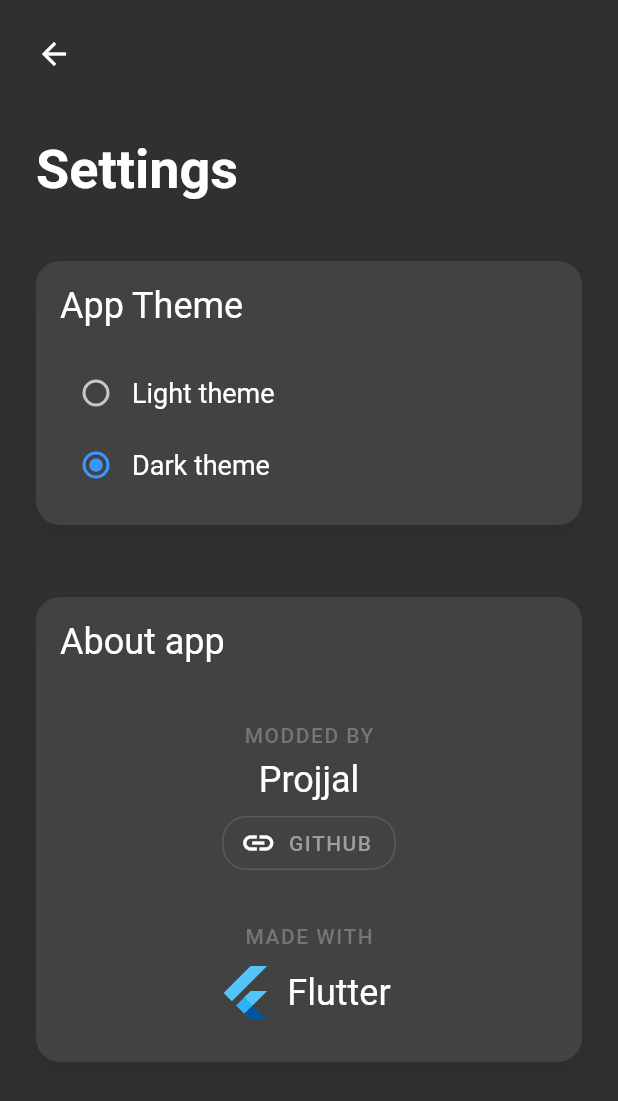
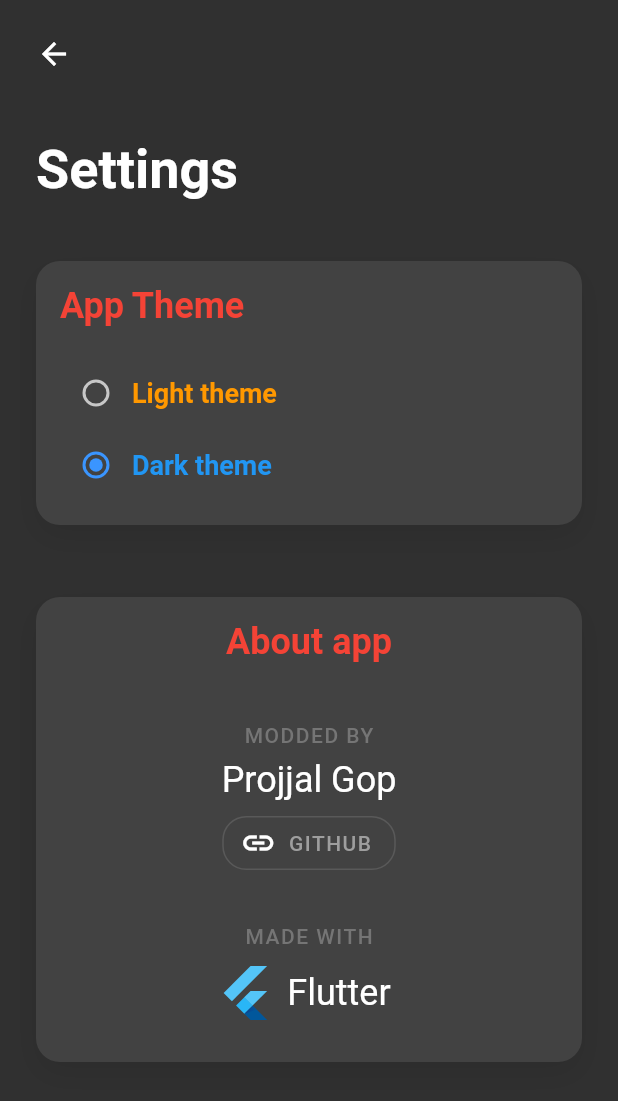
Before and after one commit to projjal1/Note-Taking-App-using-Flutter, a Flutter app: the screen it shows after launch, after a tap on the "settings" icon, on a phone screen of 412 x 824 dp. Shown: the top 1101 px of the screen. Run offline on Flutter 3.47's test engine with Material 2 defaults, Android fonts, the phone set to English and light mode, and no system bars; our stand-ins replace outline_material_icons, share, shared_preferences, sqflite; accounts and stored records are empty; Roboto replaces fonts that are missing (ZillaSlab).

Commit message:
Some changes to ui

```diff
--- a/lib/home.dart
+++ b/lib/home.dart
@@ -52,7 +52,7 @@ class _MyHomePageState extends State<MyHomePage> {
   Widget build(BuildContext context) {
     return Scaffold(
       floatingActionButton: FloatingActionButton.extended(
-        backgroundColor: Theme.of(context).primaryColor,
+        backgroundColor: Colors.orange,
         onPressed: () {
           gotoEditNote();
         },
@@ -132,13 +132,13 @@ class _MyHomePageState extends State<MyHomePage> {
                 color: isFlagOn ? Colors.white : Colors.grey.shade300,
               ),
               decoration: BoxDecoration(
-                  color: isFlagOn ? Colors.blue : Colors.transparent,
+                  color: isFlagOn ? Colors.green: Colors.transparent,
                   border: Border.all(
                     width: isFlagOn ? 2 : 1,
                     color:
-                        isFlagOn ? Colors.blue.shade700 : Colors.grey.shade300,
+                        isFlagOn ? Colors.green : Colors.green,
                   ),
-                  borderRadius: BorderRadius.all(Radius.circular(16))),
+                  borderRadius: BorderRadius.all(Radius.circular(30))),
             ),
           ),
           Expanded(
@@ -224,10 +224,12 @@ class _MyHomePageState extends State<MyHomePage> {
       duration: Duration(milliseconds: 200),
       firstChild: Padding(
         padding: const EdgeInsets.only(top: 8),
-        child: Text(
+        child: Center(
+          child:Text(
           'Only showing notes marked important'.toUpperCase(),
           style: TextStyle(
-              fontSize: 12, color: Colors.blue, fontWeight: FontWeight.w500),
+              fontSize: 15, color: Colors.red, fontWeight:FontWeight.bold),
+        )
         ),
       ),
       secondChild: Container(
--- a/lib/main.dart
+++ b/lib/main.dart
@@ -23,7 +23,7 @@ class _MyAppState extends State<MyApp> {
   Widget build(BuildContext context) {
     return MaterialApp(
       debugShowCheckedModeBanner: false,
-      title: 'Flutter Demo',
+      title: 'Flutter Notes App',
       theme: theme,
       home: MyHomePage(title: 'Home', changeTheme: setTheme),
     );
--- a/lib/settings.dart
+++ b/lib/settings.dart
@@ -55,7 +55,8 @@ class _SettingsPageState extends State<SettingsPage> {
                 crossAxisAlignment: CrossAxisAlignment.start,
                 children: <Widget>[
                   Text('App Theme',
-                      style: TextStyle(fontFamily: 'ZillaSlab', fontSize: 24)),
+                      style: TextStyle(fontFamily: 'ZillaSlab', fontSize: 24,
+                          fontWeight:FontWeight.bold,color:Colors.red),),
                   Container(
                     height: 20,
                   ),
@@ -63,12 +64,13 @@ class _SettingsPageState extends State<SettingsPage> {
                     children: <Widget>[
                       Radio(
                         value: 'light',
+                        activeColor: Colors.amber,
                         groupValue: selectedTheme,
                         onChanged: handleThemeSelection,
                       ),
                       Text(
                         'Light theme',
-                        style: TextStyle(fontSize: 18),
+                        style: TextStyle(fontSize: 18,color:Colors.orange,fontWeight: FontWeight.bold),
                       )
                     ],
                   ),
@@ -81,7 +83,7 @@ class _SettingsPageState extends State<SettingsPage> {
                       ),
                       Text(
                         'Dark theme',
-                        style: TextStyle(fontSize: 18),
+                        style: TextStyle(fontSize: 18,color:Colors.blue,fontWeight: FontWeight.bold),
                       )
                     ],
                   ),
@@ -90,11 +92,13 @@ class _SettingsPageState extends State<SettingsPage> {
               buildCardWidget(Column(
                 crossAxisAlignment: CrossAxisAlignment.stretch,
                 children: <Widget>[
-                  Text('About app',
+                  Center(
+                      child:Text('About app',
                       style: TextStyle(
+                          fontWeight: FontWeight.bold,
                           fontFamily: 'ZillaSlab',
                           fontSize: 24,
-                          color: Theme.of(context).primaryColor)),
+                          color: Colors.red))),
                   Container(
                     height: 40,
                   ),
@@ -109,7 +113,7 @@ class _SettingsPageState extends State<SettingsPage> {
                       child: Padding(
                     padding: const EdgeInsets.only(top: 8.0, bottom: 4.0),
                     child: Text(
-                      'Projjal',
+                      'Projjal Gop',
                       style: TextStyle(fontFamily: 'ZillaSlab', fontSize: 24),
                     ),
                   )),
```
